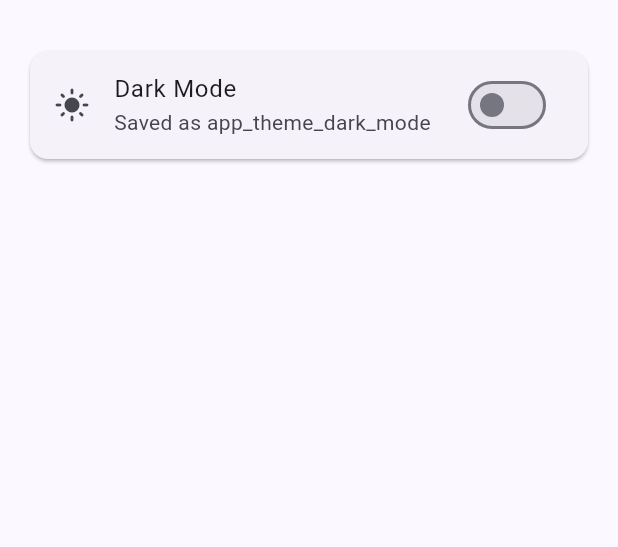
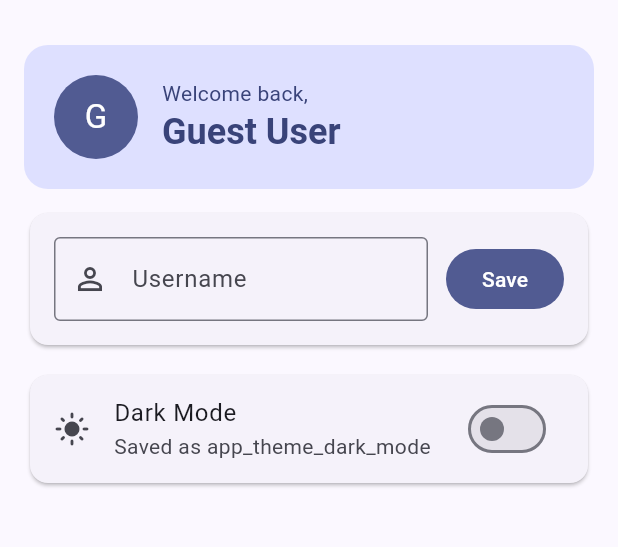
Before and after one commit to Uni-courses-CSS3004-ENG-1/Ios-Lab11, a Flutter app: the screen it shows after launch, on a phone screen of 412 x 824 dp, the part 63-610 px from its top. Run offline on Flutter 3.47's test engine with Material 3 defaults, Android fonts, the phone set to English and light mode, and no system bars; our stand-ins replace shared_preferences.

Commit message:
feat: add username TextField and Save, header auto-loads saved name
setString/getString on user_display_name with a 'Guest User' fallback.
The field is pre-filled with the saved name on startup.

Co-Authored-By: Claude Opus 5.5 <noreply@anthropic.com>

```diff
--- a/lib/screens/home_screen.dart
+++ b/lib/screens/home_screen.dart
@@ -20,6 +20,37 @@ class HomeScreen extends StatefulWidget {
 }
 
 class _HomeScreenState extends State<HomeScreen> {
+  // Read once on startup. Falls back to 'Guest User' when nothing is saved.
+  late String _userName = widget.storage.loadUserName();
+
+  // Auto-fill the field with the saved name (but leave it empty for a guest).
+  late final TextEditingController _nameController = TextEditingController(
+    text: _userName == StorageService.defaultUserName ? '' : _userName,
+  );
+
+  @override
+  void dispose() {
+    _nameController.dispose();
+    super.dispose();
+  }
+
+  Future<void> _saveUserName() async {
+    final name = _nameController.text.trim();
+    final messenger = ScaffoldMessenger.of(context);
+    FocusScope.of(context).unfocus();
+
+    if (name.isEmpty) {
+      messenger.showSnackBar(
+        const SnackBar(content: Text('Please enter a username first')),
+      );
+      return;
+    }
+
+    await widget.storage.saveUserName(name);
+    setState(() => _userName = name);
+    messenger.showSnackBar(SnackBar(content: Text('Saved "$name"')));
+  }
+
   @override
   Widget build(BuildContext context) {
     return Scaffold(
@@ -27,6 +58,39 @@ class _HomeScreenState extends State<HomeScreen> {
       body: ListView(
         padding: const EdgeInsets.all(16),
         children: [
+          _ProfileHeader(userName: _userName),
+          const SizedBox(height: 12),
+          Card(
+            child: Padding(
+              padding: const EdgeInsets.all(16),
+              child: Row(
+                children: [
+                  Expanded(
+                    child: TextField(
+                      key: const Key('userNameField'),
+                      controller: _nameController,
+                      textInputAction: TextInputAction.done,
+                      textCapitalization: TextCapitalization.words,
+                      onSubmitted: (_) => _saveUserName(),
+                      decoration: const InputDecoration(
+                        labelText: 'Username',
+                        hintText: 'Enter your name',
+                        prefixIcon: Icon(Icons.person_outline),
+                        border: OutlineInputBorder(),
+                      ),
+                    ),
+                  ),
+                  const SizedBox(width: 12),
+                  FilledButton(
+                    key: const Key('saveUserNameButton'),
+                    onPressed: _saveUserName,
+                    child: const Text('Save'),
+                  ),
+                ],
+              ),
+            ),
+          ),
+          const SizedBox(height: 12),
           Card(
             child: SwitchListTile(
               key: const Key('darkModeSwitch'),
@@ -44,3 +108,61 @@ class _HomeScreenState extends State<HomeScreen> {
     );
   }
 }
+
+/// "Welcome back, name" header at the top of the screen.
+class _ProfileHeader extends StatelessWidget {
+  const _ProfileHeader({required this.userName});
+
+  final String userName;
+
+  @override
+  Widget build(BuildContext context) {
+    final colors = Theme.of(context).colorScheme;
+    final textTheme = Theme.of(context).textTheme;
+
+    return Container(
+      padding: const EdgeInsets.all(20),
+      decoration: BoxDecoration(
+        color: colors.primaryContainer,
+        borderRadius: BorderRadius.circular(16),
+      ),
+      child: Row(
+        children: [
+          CircleAvatar(
+            radius: 28,
+            backgroundColor: colors.primary,
+            foregroundColor: colors.onPrimary,
+            child: Text(
+              userName.characters.first.toUpperCase(),
+              style: textTheme.titleLarge?.copyWith(color: colors.onPrimary),
+            ),
+          ),
+          const SizedBox(width: 16),
+          Expanded(
+            child: Column(
+              crossAxisAlignment: CrossAxisAlignment.start,
+              children: [
+                Text(
+                  'Welcome back,',
+                  style: textTheme.bodyMedium?.copyWith(
+                    color: colors.onPrimaryContainer,
+                  ),
+                ),
+                Text(
+                  userName,
+                  key: const Key('headerUserName'),
+                  maxLines: 1,
+                  overflow: TextOverflow.ellipsis,
+                  style: textTheme.headlineSmall?.copyWith(
+                    color: colors.onPrimaryContainer,
+                    fontWeight: FontWeight.bold,
+                  ),
+                ),
+              ],
+            ),
+          ),
+        ],
+      ),
+    );
+  }
+}
```
Also changed, not shown: 1 other file.
